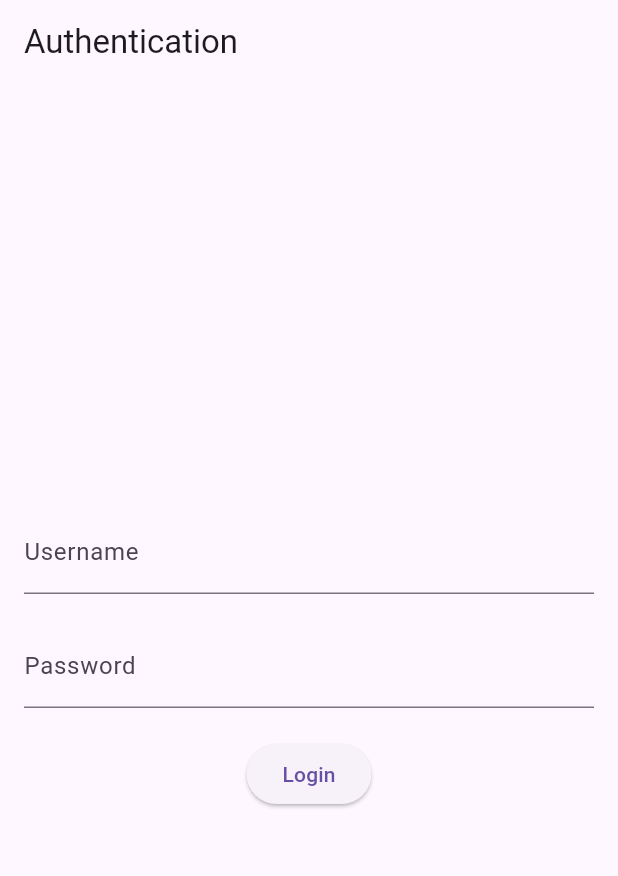
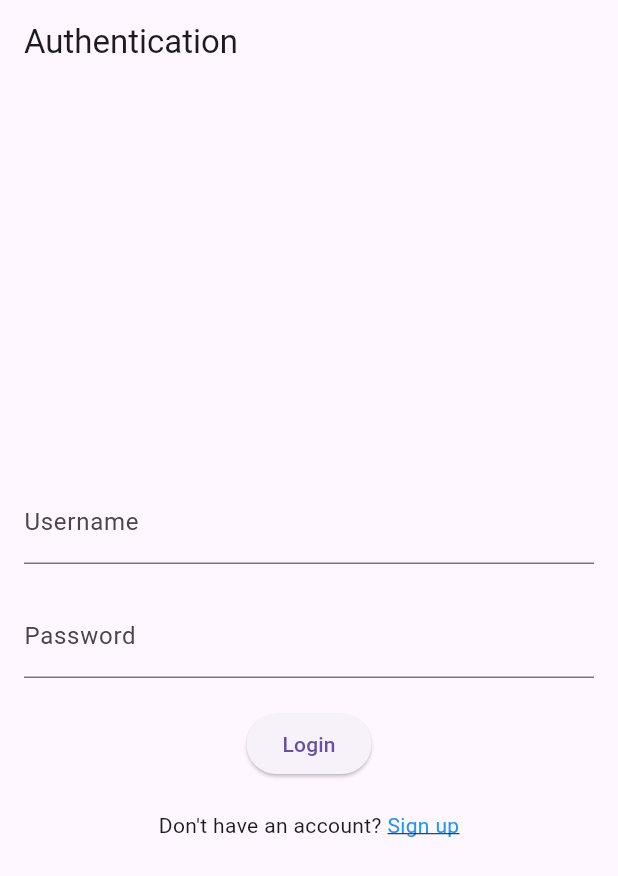
Before and after one commit to Mauryn24/flutter_game, a Flutter app: the screen it shows after launch, on a phone screen of 412 x 824 dp. Shown: the top 876 px of the screen. Run offline on Flutter 3.47's test engine with Material 3 defaults, Android fonts, the phone set to English and light mode, and no system bars; our stand-ins replace fluro.

Commit message:
flutter funland

```diff
--- a/flutter_funland/lib/screens/auth_screen.dart
+++ b/flutter_funland/lib/screens/auth_screen.dart
@@ -33,6 +33,26 @@ class AuthScreen extends StatelessWidget {
               },
               child: const Text('Login'),
             ),
+            const SizedBox(height: 20.0),
+            Row(
+              mainAxisAlignment: MainAxisAlignment.center,
+              children: [
+                const Text("Don't have an account? "),
+                GestureDetector(
+                  onTap: () {
+                    // Navigate to the sign-up screen
+                    Navigator.pushNamed(context, '/signup');
+                  },
+                  child: const Text(
+                    'Sign up',
+                    style: TextStyle(
+                      color: Colors.blue,
+                      decoration: TextDecoration.underline,
+                    ),
+                  ),
+                ),
+              ],
+            ),
           ],
         ),
       ),
```
Also changed, not shown: flutter_funland/lib/routes.dart (+17 -0 lines), flutter_funland/lib/screens/signup_screen.dart (added, +49 -0 lines).
